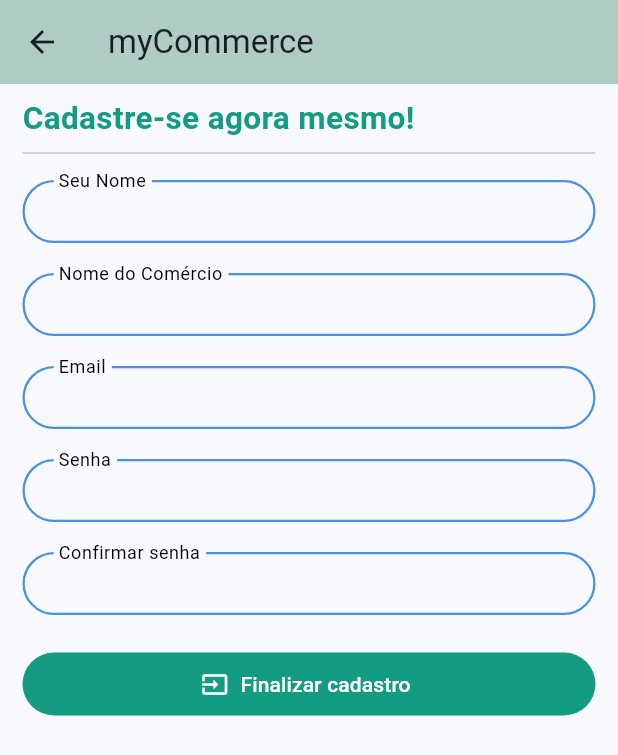
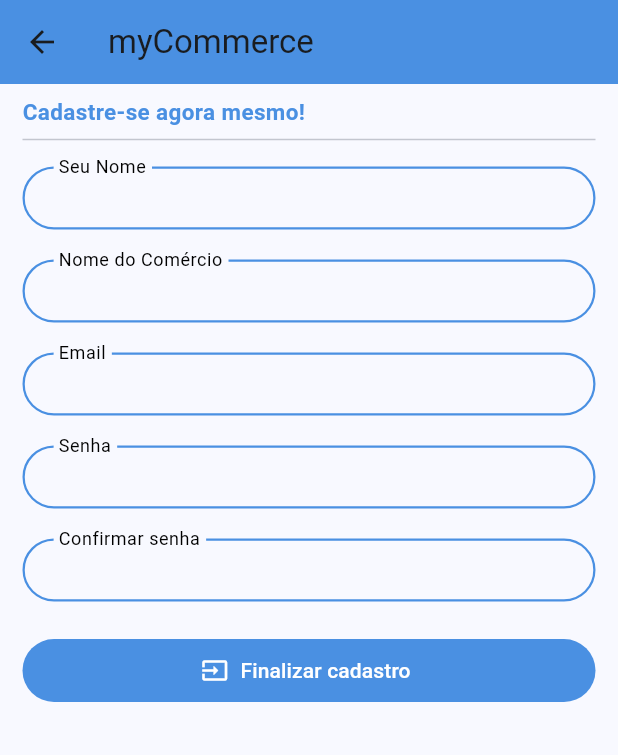
Before and after one commit to devcsuzarte/myCommerce_Flutter, a Flutter app: the screen it shows after launch, after a tap on "Cadastre-se", on a phone screen of 412 x 824 dp. Shown: the top 755 px of the screen. Run offline on Flutter 3.47's test engine with Material 3 defaults, Android fonts, the phone set to English and light mode, and no system bars; our stand-ins replace cloud_firestore, firebase_auth, firebase_core, modal_progress_hud_nsn; accounts and stored records are empty.

Commit message:
Fix UI color of Login/Register screen

```diff
--- a/lib/screens/bills_screen/cupertino_bill_screen.dart
+++ b/lib/screens/bills_screen/cupertino_bill_screen.dart
@@ -1,8 +1,6 @@
 import 'package:flutter/cupertino.dart';
 import 'package:flutter/material.dart';
 import 'package:mycommerce/constants.dart';
-import '../../widgets/items_screen_widgets/items_list.dart';
-import '../../widgets/navigation_bar/appbar_cupertino.dart';
 import 'package:mycommerce/widgets/bill_screen_widgets/bill_list.dart';
 
 class CupertinoBillScreen extends StatelessWidget {
--- a/lib/screens/login_screen/login_screen.dart
+++ b/lib/screens/login_screen/login_screen.dart
@@ -91,7 +91,7 @@ class _LoginScreenState extends State<LoginScreen> {
                             child: TextButton.icon(
                               style: TextButton.styleFrom(
                                 foregroundColor: Colors.white,
-                                backgroundColor: Color(0xFF139C82),
+                                backgroundColor: Color(0xFF62CFE7),
                               ),
                               onPressed: () async {
                                 try {
@@ -119,7 +119,8 @@ class _LoginScreenState extends State<LoginScreen> {
                                 }, child: Text(
                                 'Cadastre-se',
                                 style: TextStyle(
-                                  color: Color(0xFF139C82),
+                                  fontWeight: FontWeight.bold,
+                                  color: kSecondaryColor,
                                 ),
                               ),
                               ),
--- a/lib/screens/register_screen/register_screen.dart
+++ b/lib/screens/register_screen/register_screen.dart
@@ -16,9 +16,6 @@ class RegisterScreen extends StatefulWidget {
 class _RegisterScreenState extends State<RegisterScreen> {
   final _auth = FirebaseAuth.instance;
   UserModel user = UserModel();
-  // late String name;
-  // late String email;
-  // late String commerceName;
   late String password;
   @override
   Widget build(BuildContext context) {
@@ -28,7 +25,7 @@ class _RegisterScreenState extends State<RegisterScreen> {
       },
       child: Scaffold(
         appBar: AppBar(
-          backgroundColor: Color(0xFFAECCC4),
+          backgroundColor: kSecondaryColor,
           title: Text('myCommerce'),
         ),
         body: Padding(
@@ -37,8 +34,8 @@ class _RegisterScreenState extends State<RegisterScreen> {
             crossAxisAlignment: CrossAxisAlignment.start,
             children: [
               Text('Cadastre-se agora mesmo!', style: TextStyle(
-                color: Color(0xFF139C82),
-                fontSize: 21,
+                color: kSecondaryColor,
+                fontSize: 15,
                 fontWeight: FontWeight.bold,
               ),
               ),
@@ -114,7 +111,7 @@ class _RegisterScreenState extends State<RegisterScreen> {
                 child: TextButton.icon(
                   style: TextButton.styleFrom(
                     foregroundColor: Colors.white,
-                    backgroundColor: Color(0xFF139C82),
+                    backgroundColor: kSecondaryColor,
                   ),
                   onPressed: () async {
                     final newUser = await _auth.createUserWithEmailAndPassword(
--- a/lib/widgets/items_screen_widgets/items_list.dart
+++ b/lib/widgets/items_screen_widgets/items_list.dart
@@ -26,7 +26,9 @@ class _ItemsListState extends State<ItemsList> {
   @override
   Widget build(BuildContext context) {
     if(Provider.of<ItemData>(context, listen: false).itemsList.isEmpty) {
-      return Text('no data');
+      return Center(
+          child: Text('Nenhum item encontrado'),
+      );
     }
     return Consumer<ItemData>(
         builder: (context, productData, child){
--- a/pubspec.yaml
+++ b/pubspec.yaml
@@ -36,6 +36,7 @@ dependencies:
   firebase_core: ^3.4.0
   firebase_auth: ^5.3.3
   cloud_firestore: ^5.4.0
+  modal_progress_hud_nsn: ^0.5.0
 
   flutter_localizations:
     sdk: flutter
```
Also changed, not shown: lib/widgets/bill_screen_widgets/bill_list.dart (+11 -2 lines), assets/login_background.png, pubspec.lock.
